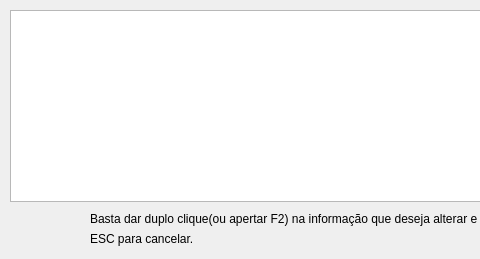
The window that editclient.ui (bedi1982/Oficina) describes before a commit, drawn with Qt 5; both pictures show x 0 to 480 and y 0 to 259 of the 822 by 259 pixel window.
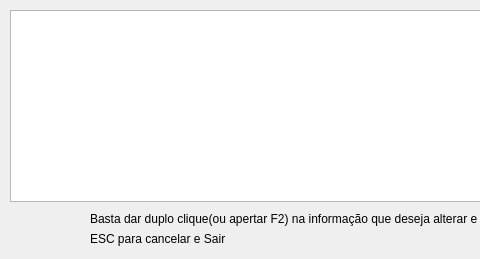
The same window after the commit.

Diff of the .ui file:
```diff
--- a/editclient.ui
+++ b/editclient.ui
@@ -13,7 +13,7 @@
   <property name="minimumSize">
    <size>
     <width>822</width>
-    <height>200</height>
+    <height>259</height>
    </size>
   </property>
   <property name="maximumSize">
@@ -82,12 +82,12 @@
     <rect>
      <x>90</x>
      <y>230</y>
-     <width>131</width>
+     <width>151</width>
      <height>18</height>
     </rect>
    </property>
    <property name="text">
-    <string>ESC para cancelar.</string>
+    <string>ESC para cancelar e Sair</string>
    </property>
   </widget>
  </widget>
```
Left out of the diff: 2 changed lines with no effect on the pictures.
